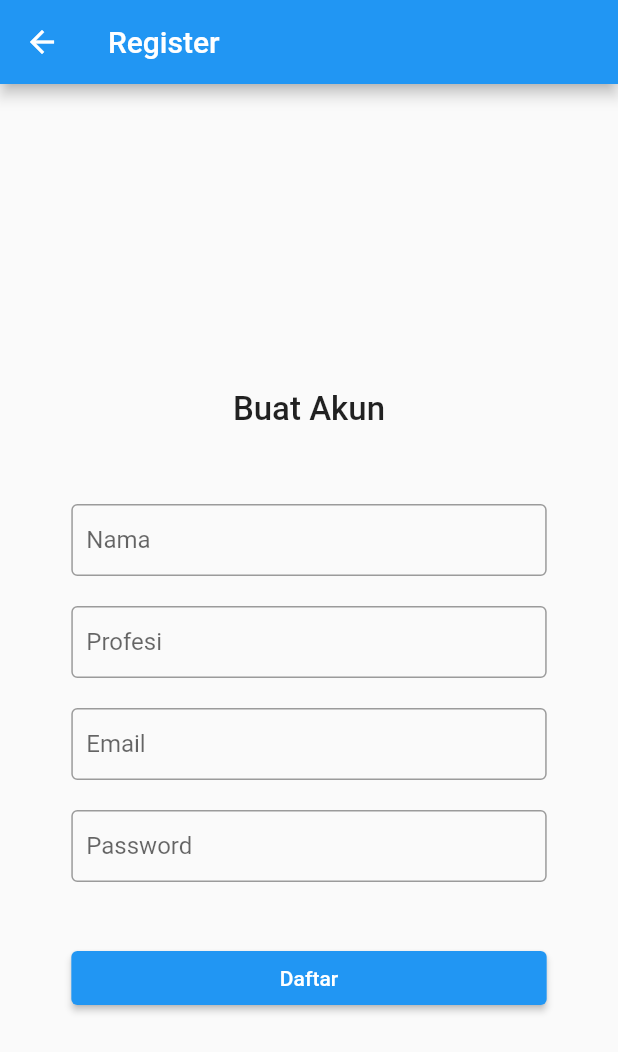
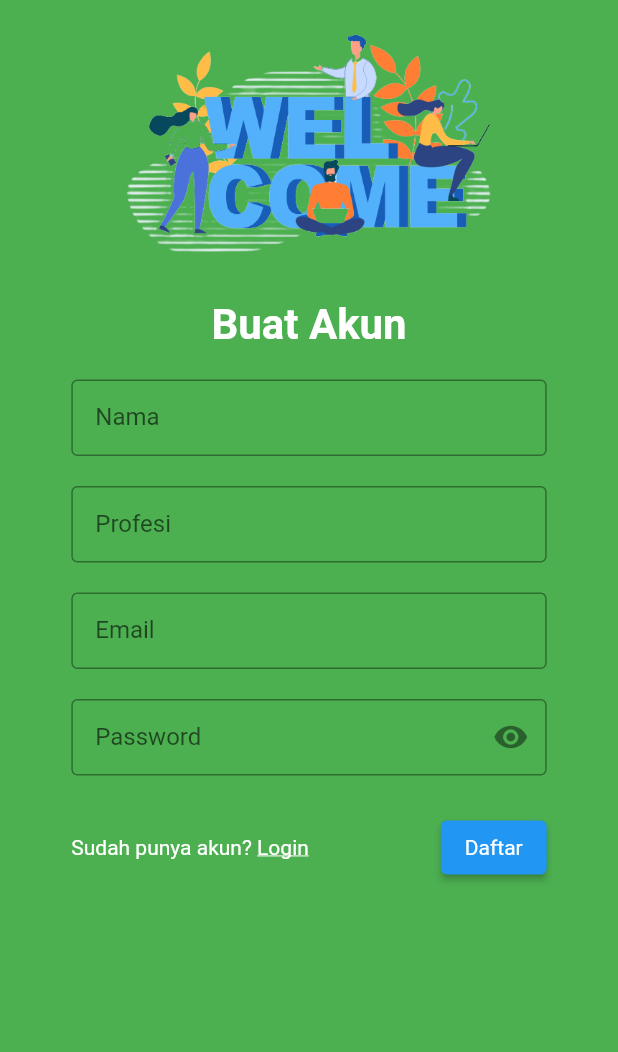
Before and after one commit to 4catxx/vigenesia_app, a Flutter app: the Register screen opened directly, on a phone screen of 412 x 824 dp. Shown: the top 1052 px of the screen. Run offline on Flutter 3.47's test engine with Material 2 defaults, Android fonts, the phone set to English and light mode, and no system bars; drawn by our look-alikes of flutter_form_builder; our stand-ins replace form_builder_validators.

Commit message:
perubahan pada tampilan login dan register

```diff
--- a/lib/screen/register_page.dart
+++ b/lib/screen/register_page.dart
@@ -1,8 +1,10 @@
 import 'package:flutter/material.dart';
+import 'package:flutter/gestures.dart';
 import 'package:flutter_form_builder/flutter_form_builder.dart';
-import 'package:vigenesia_app/screen/login_page.dart';
+import 'login_page.dart';
 import 'dart:convert';
 import 'package:http/http.dart' as http;
+import 'package:flutter/gestures.dart';
 
 class Register extends StatefulWidget {
   const Register({Key? key}) : super(key: key);
@@ -16,6 +18,8 @@ class _RegisterState extends State<Register> {
   TextEditingController profesiController = TextEditingController();
   TextEditingController emailController = TextEditingController();
   TextEditingController passwordController = TextEditingController();
+  final _formKey = GlobalKey<FormBuilderState>();
+  bool _obscureText = true;
 
   Future<String> registerUser(
       String nama, String profesi, String email, String password) async {
@@ -26,7 +30,7 @@ class _RegisterState extends State<Register> {
         'nama': nama,
         'profesi': profesi,
         'email': email,
-        'password': password
+        'password': password,
       },
     );
 
@@ -41,7 +45,6 @@ class _RegisterState extends State<Register> {
         return 'Gagal mendaftar.';
       }
     } else if (response.statusCode == 400) {
-      // Jika status kode HTTP adalah 400, kembalikan pesan yang sesuai
       if (responseData == "The given email already exists.") {
         return 'Email sudah terdaftar.';
       } else if (responseData == "Provide complete user info to add.") {
@@ -57,97 +60,167 @@ class _RegisterState extends State<Register> {
   @override
   Widget build(BuildContext context) {
     return Scaffold(
-      appBar: AppBar(
-        title: Text('Register'),
-      ),
-      body: SingleChildScrollView(
+      backgroundColor: Color(0xFF4CAF50),
+      body: Container(
+        color: Color(0xFF4CAF50), // Warna latar belakang hijau
+        child: SingleChildScrollView(
           child: SafeArea(
             child: Center(
               child: Container(
                 width: MediaQuery.of(context).size.width / 1.3,
-              height: MediaQuery.of(context).size.height,
                 child: Column(
-                mainAxisAlignment: MainAxisAlignment.center,
                   children: [
+                    Image.asset('images/4207.png', height: 200.0),
                     Text(
                       "Buat Akun",
-                    style: TextStyle(fontSize: 22, fontWeight: FontWeight.w500),
+                      style: TextStyle(
+                        fontSize: 28,
+                        fontWeight: FontWeight.bold,
+                        color: Colors.white,
                       ),
-                  SizedBox(height: 50),
+                    ),
+                    SizedBox(height: 20),
+                    FormBuilder(
+                      key: _formKey,
+                      child: Column(
+                        children: [
                           FormBuilderTextField(
                             name: "nama",
                             controller: namaController,
                             decoration: InputDecoration(
-                        contentPadding: EdgeInsets.only(left: 10),
+                              contentPadding: EdgeInsets.all(16),
                               border: OutlineInputBorder(),
-                        labelText: "Nama"),
-                  ), //akhir textediting Nama
+                              labelText: "Nama",
+                              fillColor:
+                                  Colors.white, // Warna latar belakang putih
+                            ),
+                          ),
                           SizedBox(height: 20),
                           FormBuilderTextField(
                             name: "profesi",
                             controller: profesiController,
                             decoration: InputDecoration(
-                        contentPadding: EdgeInsets.only(left: 10),
+                              contentPadding: EdgeInsets.all(16),
                               border: OutlineInputBorder(),
-                        labelText: "Profesi"),
-                  ), //akhir textediting Profesi
-
-                  // awal widget texteditting email
+                              labelText: "Profesi",
+                              fillColor:
+                                  Colors.white, // Warna latar belakang putih
+                            ),
+                          ),
                           SizedBox(height: 20),
                           FormBuilderTextField(
                             name: "email",
                             controller: emailController,
                             decoration: InputDecoration(
-                        contentPadding: EdgeInsets.only(left: 10),
+                              contentPadding: EdgeInsets.all(16),
                               border: OutlineInputBorder(),
-                        labelText: "Email"),
+                              labelText: "Email",
+                              fillColor:
+                                  Colors.white, // Warna latar belakang putih
                             ),
-                  //akhir widget texteditting email
-                  // awal widget texteditting password
+                          ),
                           SizedBox(height: 20),
                           FormBuilderTextField(
-                    obscureText:
-                        true, // <-- Buat bikin setiap inputan jadi bintang "*"
+                            obscureText: _obscureText,
                             name: "password",
                             controller: passwordController,
                             decoration: InputDecoration(
-                        contentPadding: EdgeInsets.only(left: 10),
+                              contentPadding: EdgeInsets.all(16),
                               border: OutlineInputBorder(),
-                        labelText: "Password"),
+                              labelText: "Password",
+                              suffixIcon: IconButton(
+                                icon: Icon(
+                                  _obscureText
+                                      ? Icons.visibility
+                                      : Icons.visibility_off,
                                 ),
-                  //akhir widget texteditting password
-                  //awal widget/navigasi daftar
-                  SizedBox(
-                    height: 40,
+                                onPressed: () {
+                                  setState(() {
+                                    _obscureText = !_obscureText;
+                                  });
+                                },
                               ),
-                  Container(
-                    width: MediaQuery.of(context).size.width,
-                    child: ElevatedButton(
+                              fillColor:
+                                  Colors.white, // Warna latar belakang putih
+                            ),
+                          ),
+                          SizedBox(height: 24),
+                          Row(
+                            mainAxisAlignment: MainAxisAlignment.spaceBetween,
+                            children: [
+                              Text.rich(
+                                TextSpan(
+                                  children: [
+                                    TextSpan(
+                                      text: 'Sudah punya akun? ',
+                                      style: TextStyle(
+                                        color: Colors.white,
+                                      ),
+                                    ),
+                                    TextSpan(
+                                      text: 'Login',
+                                      recognizer: TapGestureRecognizer()
+                                        ..onTap = () {
+                                          Navigator.push(
+                                            context,
+                                            MaterialPageRoute(
+                                              builder: (BuildContext context) =>
+                                                  Login(),
+                                            ),
+                                          );
+                                        },
+                                      style: TextStyle(
+                                        decoration: TextDecoration.underline,
+                                        color: Colors.white,
+                                      ),
+                                    ),
+                                  ],
+                                ),
+                              ),
+                              ElevatedButton(
+                                style: ElevatedButton.styleFrom(
+                                  primary: Color(0xFF2196F3),
+                                  textStyle: TextStyle(
+                                    color: Colors.white,
+                                  ),
+                                ),
                                 onPressed: () async {
+                                  if (_formKey.currentState
+                                          ?.saveAndValidate() ??
+                                      false) {
                                     String response = await registerUser(
                                       namaController.text,
                                       profesiController.text,
                                       emailController.text,
-                              passwordController.text);
+                                      passwordController.text,
+                                    );
 
                                     if (response == "success") {
-                            //pindah kehalaman login
                                       Navigator.push(
                                         context,
                                         MaterialPageRoute(
-                                    builder: (context) => Login()));
+                                          builder: (context) => Login(),
+                                        ),
+                                      );
                                     } else {
-                            ScaffoldMessenger.of(context).showSnackBar(
+                                      ScaffoldMessenger.of(context)
+                                          .showSnackBar(
                                         SnackBar(
                                           content: Text(response),
                                         ),
                                       );
                                     }
+                                  }
                                 },
-                        child: Text("Daftar")),
+                                child: Text("Daftar"),
                               ),
-                  //akhir widget navigasi daftar
                             ],
+                          ),
+                        ],
+                      ),
+                    ),
+                  ],
+                ),
               ),
             ),
           ),
```
Also changed, not shown: lib/screen/login_page.dart (+59 -40 lines), images/4207.png (added). Lines whose indentation alone changed are shown as unchanged.
